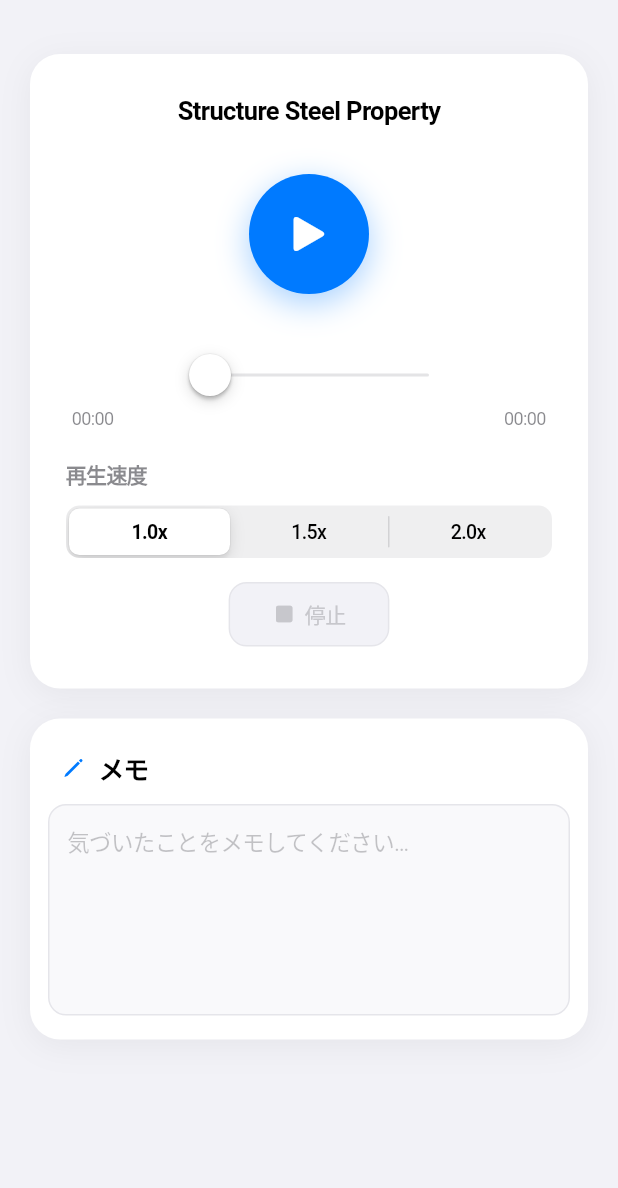
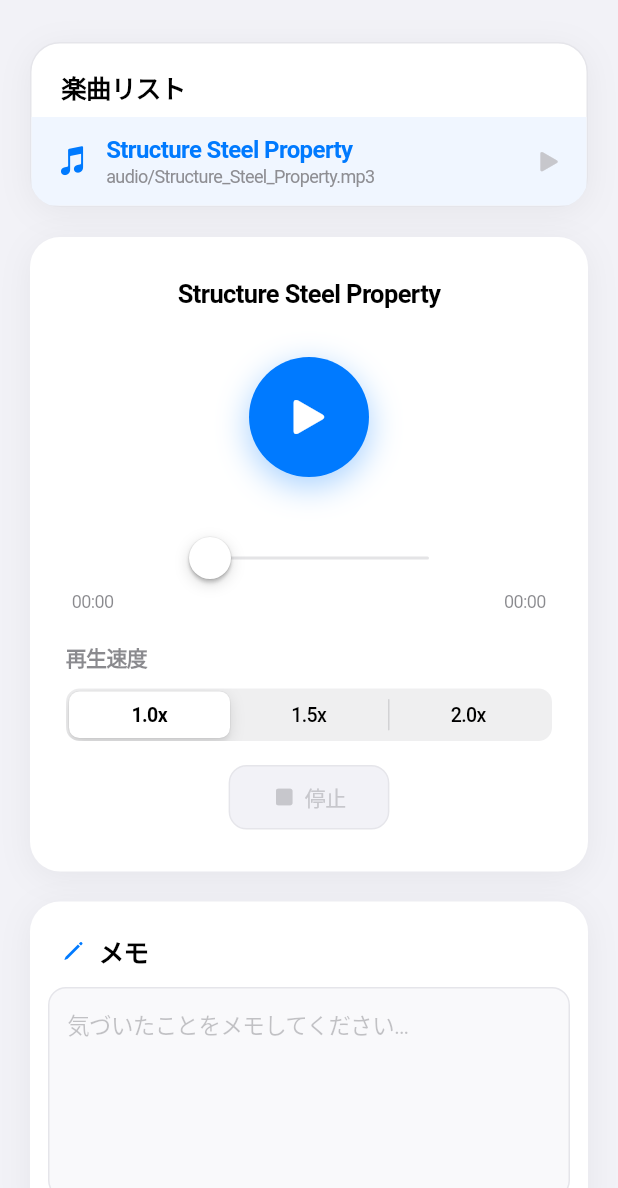
Before and after one commit to snkk0417-cmyk/StudyAudioApp, a Flutter app: the screen it shows after launch, on a phone screen of 412 x 824 dp, the part 48-1236 px from its top. Run offline on Flutter 3.47's test engine with Material 3 defaults, Android fonts, the phone set to English and light mode, and no system bars; our stand-ins replace audioplayers.

Commit message:
audio player ui progress

```diff
--- a/lib/main.dart
+++ b/lib/main.dart
@@ -1,5 +1,5 @@
+import 'package:audioplayers/audioplayers.dart';
 import 'package:flutter/cupertino.dart';
-import 'package:audioplayers/audioplayers.dart';
 
 void main() {
   runApp(const StudyAudioApp());
@@ -21,7 +21,7 @@ class StudyAudioApp extends StatelessWidget {
   }
 }
 
-// assets/audio/ 内のファイル一覧（追加したファイルをここに記述）
+// assets/audio/ 内の mp3 一覧（追加したファイルをここに記述）
 const List<String> _audioAssets = [
   'audio/Structure_Steel_Property.mp3',
 ];
@@ -44,7 +44,7 @@ class _HomeScreenState extends State<HomeScreen>
   final AudioPlayer _player = AudioPlayer();
   final TextEditingController _memoController = TextEditingController();
 
-  final String _currentAsset = _audioAssets.first;
+  String _currentAsset = _audioAssets.first;
   PlayerState _playerState = PlayerState.stopped;
   Duration _duration = Duration.zero;
   Duration _position = Duration.zero;
@@ -126,6 +126,24 @@ class _HomeScreenState extends State<HomeScreen>
     await _player.setPlaybackRate(_playbackRate);
   }
 
+  Future<void> _selectTrack(String asset) async {
+    if (_currentAsset == asset && _isPlaying) return;
+
+    await _player.stop();
+    setState(() {
+      _currentAsset = asset;
+      _position = Duration.zero;
+      _seekValue = 0.0;
+      _duration = Duration.zero;
+    });
+
+    await _player.setSource(AssetSource(asset));
+    await _player.play(AssetSource(asset));
+    await _player.setPlaybackRate(_playbackRate);
+
+    if (mounted) setState(() {});
+  }
+
   Future<void> _changePlaybackRate(double rate) async {
     setState(() => _playbackRate = rate);
     await _player.setPlaybackRate(rate);
@@ -186,10 +204,18 @@ class _HomeScreenState extends State<HomeScreen>
         border: Border(bottom: BorderSide(color: Color(0x00000000))),
       ),
       child: SafeArea(
+        child: Column(
+          crossAxisAlignment: CrossAxisAlignment.stretch,
+          children: [
+            Padding(
+              padding: const EdgeInsets.fromLTRB(20, 16, 20, 0),
+              child: _buildTrackList(context),
+            ),
+            Expanded(
               child: GestureDetector(
                 onTap: () => FocusScope.of(context).unfocus(),
                 child: SingleChildScrollView(
-            padding: const EdgeInsets.symmetric(horizontal: 20, vertical: 24),
+                  padding: const EdgeInsets.fromLTRB(20, 20, 20, 24),
                   child: Column(
                     crossAxisAlignment: CrossAxisAlignment.stretch,
                     children: [
@@ -200,6 +226,124 @@ class _HomeScreenState extends State<HomeScreen>
                   ),
                 ),
               ),
+            ),
+          ],
+        ),
+      ),
+    );
+  }
+
+  Widget _buildTrackListItem(String asset) {
+    final isSelected = asset == _currentAsset;
+    final isPlayingThis = isSelected && _isPlaying;
+
+    return GestureDetector(
+      behavior: HitTestBehavior.opaque,
+      onTap: () => _selectTrack(asset),
+      child: Container(
+        width: double.infinity,
+        constraints: const BoxConstraints(minHeight: 52),
+        padding: const EdgeInsets.symmetric(horizontal: 16, vertical: 12),
+        color: isSelected ? const Color(0xFFF0F6FF) : CupertinoColors.white,
+        child: Row(
+          children: [
+            Icon(
+              isPlayingThis
+                  ? CupertinoIcons.waveform
+                  : CupertinoIcons.music_note_2,
+              size: 22,
+              color: isSelected
+                  ? CupertinoColors.activeBlue
+                  : CupertinoColors.systemGrey,
+            ),
+            const SizedBox(width: 12),
+            Expanded(
+              child: Column(
+                crossAxisAlignment: CrossAxisAlignment.start,
+                children: [
+                  Text(
+                    _trackTitle(asset),
+                    style: TextStyle(
+                      fontSize: 16,
+                      fontWeight:
+                          isSelected ? FontWeight.w600 : FontWeight.w400,
+                      color: isSelected
+                          ? CupertinoColors.activeBlue
+                          : CupertinoColors.black,
+                    ),
+                  ),
+                  const SizedBox(height: 2),
+                  Text(
+                    asset,
+                    style: const TextStyle(
+                      fontSize: 12,
+                      color: CupertinoColors.systemGrey,
+                    ),
+                  ),
+                ],
+              ),
+            ),
+            Icon(
+              isPlayingThis
+                  ? CupertinoIcons.speaker_2_fill
+                  : CupertinoIcons.play_fill,
+              size: 18,
+              color: isPlayingThis
+                  ? CupertinoColors.activeBlue
+                  : CupertinoColors.systemGrey3,
+            ),
+          ],
+        ),
+      ),
+    );
+  }
+
+  Widget _buildTrackList(BuildContext context) {
+    return Container(
+      width: double.infinity,
+      decoration: BoxDecoration(
+        color: CupertinoColors.white,
+        borderRadius: BorderRadius.circular(20),
+        border: Border.all(color: const Color(0xFFE5E5EA)),
+        boxShadow: [
+          BoxShadow(
+            color: CupertinoColors.systemGrey.withValues(alpha: 0.13),
+            blurRadius: 18,
+            offset: const Offset(0, 4),
+          ),
+        ],
+      ),
+      clipBehavior: Clip.antiAlias,
+      child: Column(
+        mainAxisSize: MainAxisSize.min,
+        crossAxisAlignment: CrossAxisAlignment.stretch,
+        children: [
+          const Padding(
+            padding: EdgeInsets.fromLTRB(20, 16, 20, 8),
+            child: Text(
+              '楽曲リスト',
+              style: TextStyle(
+                fontSize: 17,
+                fontWeight: FontWeight.w600,
+                color: CupertinoColors.black,
+              ),
+            ),
+          ),
+          ListView.separated(
+            shrinkWrap: true,
+            physics: const NeverScrollableScrollPhysics(),
+            itemCount: _audioAssets.length,
+            separatorBuilder: (context, index) => const Divider(
+              height: 1,
+              thickness: 0.5,
+              indent: 52,
+              color: Color(0xFFE5E5EA),
+            ),
+            itemBuilder: (context, index) {
+              return _buildTrackListItem(_audioAssets[index]);
+            },
+          ),
+        ],
       ),
     );
   }
```
Lines whose indentation alone changed are shown as unchanged.
